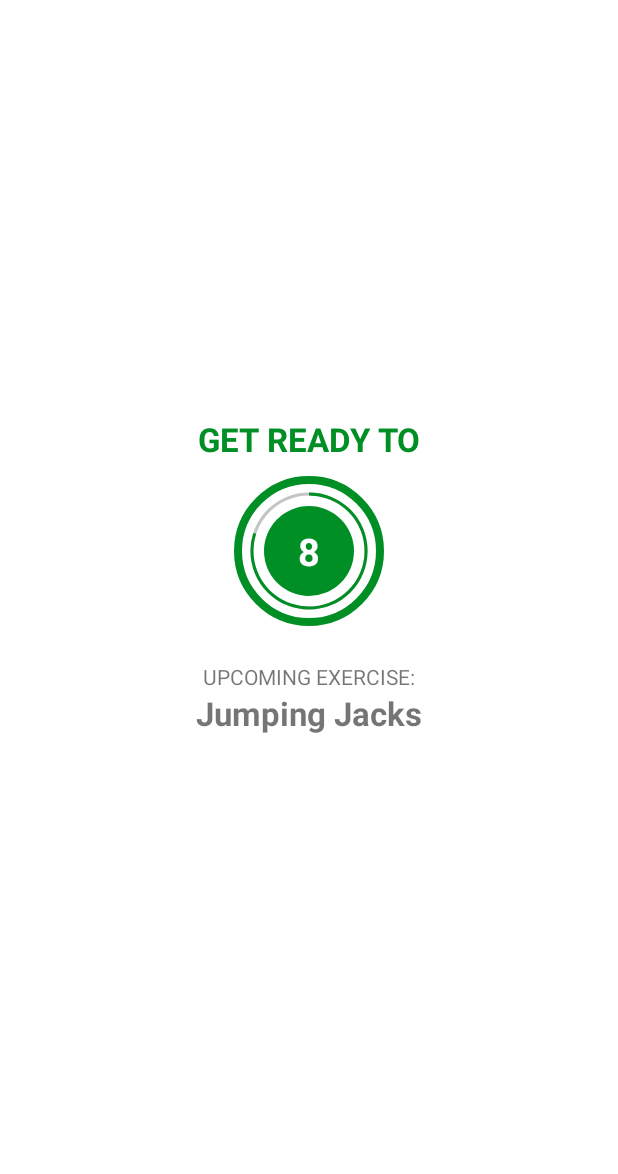
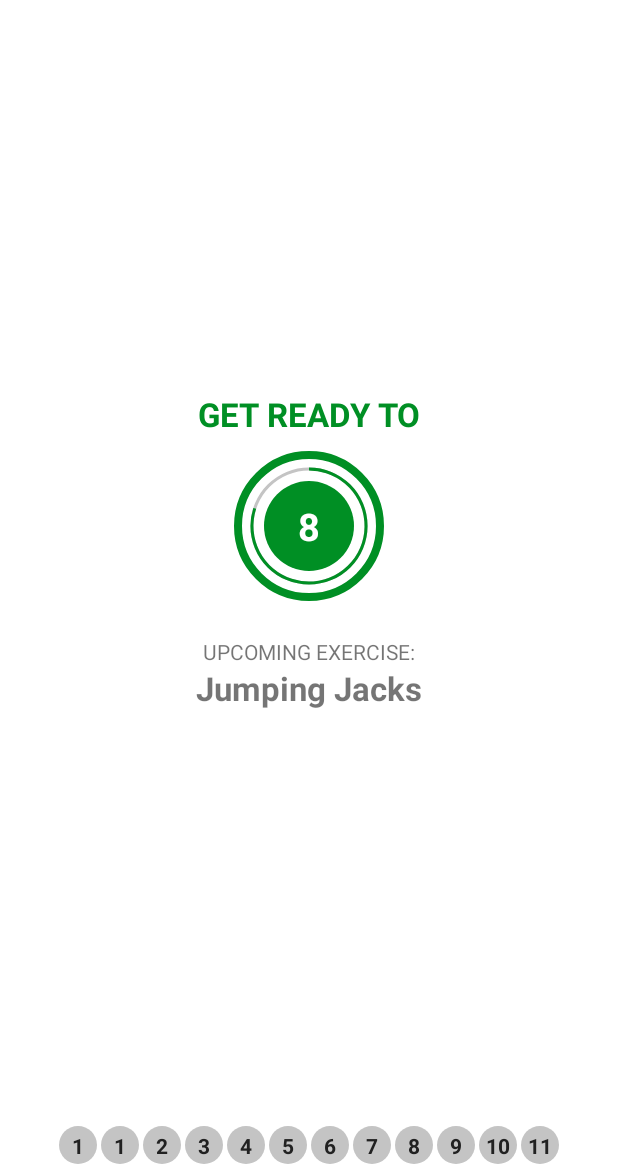
Before and after one commit to zangeronimo/7MinutesWorkout, an Android app: the ExerciseActivity screen opened directly, with no data from a screen before it, on a phone screen of 412 x 824 dp, the part 62-1236 px from its top. Run offline under Robolectric (Android 15) with nearby library versions, the phone set to English and light mode, and no system bars.

Commit message:
feat: create a custom recyclerviewadapter

```diff
--- a/app/src/main/java/br/com/tudolinux/a7minutesworkout/ExerciseActivity.kt
+++ b/app/src/main/java/br/com/tudolinux/a7minutesworkout/ExerciseActivity.kt
@@ -8,6 +8,7 @@
 import android.speech.tts.TextToSpeech
 import android.util.Log
 import android.view.View
+import androidx.recyclerview.widget.LinearLayoutManager
 import br.com.tudolinux.a7minutesworkout.databinding.ActivityExerciseBinding
 import java.util.Locale
 
@@ -26,6 +27,8 @@
 
     private var tts: TextToSpeech? = null
     private var player: MediaPlayer? = null
+
+    private var exerciseAdapter : ExerciseStatusAdapter? = null
 
     override fun onCreate(savedInstanceState: Bundle?) {
         super.onCreate(savedInstanceState)
@@ -49,6 +52,15 @@
         }
 
         setupRestView()
+        setupExerciseStatusRecyclerView()
+    }
+
+    private fun setupExerciseStatusRecyclerView(){
+        binding?.rvExerciseStatus?.layoutManager =
+            LinearLayoutManager(this, LinearLayoutManager.HORIZONTAL, false)
+
+        exerciseAdapter = ExerciseStatusAdapter(exerciseList!!)
+        binding?.rvExerciseStatus?.adapter = exerciseAdapter
     }
 
     private fun setRestProgressBar(){
@@ -65,6 +77,10 @@
 
             override fun onFinish() {
                 currentExercisePosition++
+
+                exerciseList!![currentExercisePosition].setIsSelected(true)
+                exerciseAdapter!!.notifyDataSetChanged()
+
                 setupExerciseView()
             }
         }.start()
@@ -83,6 +99,11 @@
             }
 
             override fun onFinish() {
+                exerciseList!![currentExercisePosition].setIsSelected(false)
+                exerciseList!![currentExercisePosition].setIsCompleted(true)
+
+                exerciseAdapter!!.notifyDataSetChanged()
+
                 if(currentExercisePosition < exerciseList?.size!! - 1) {
                     setupRestView()
                 } else {
--- /dev/null
+++ b/app/src/main/java/br/com/tudolinux/a7minutesworkout/ExerciseStatusAdapter.kt
@@ -0,0 +1,51 @@
+package br.com.tudolinux.a7minutesworkout
+
+import android.graphics.Color
+import android.view.LayoutInflater
+import android.view.ViewGroup
+import androidx.core.content.ContextCompat
+import androidx.recyclerview.widget.RecyclerView
+import br.com.tudolinux.a7minutesworkout.databinding.ItemExerciseStatusBinding
+
+class ExerciseStatusAdapter(val items: ArrayList<ExerciseModel>) :
+    RecyclerView.Adapter<ExerciseStatusAdapter.ViewHolder>() {
+
+        class ViewHolder(binding: ItemExerciseStatusBinding) : RecyclerView.ViewHolder(binding.root){
+            val tvItem = binding.tvItem
+        }
+
+    override fun onCreateViewHolder(parent: ViewGroup, viewType: Int): ViewHolder {
+        return ViewHolder(ItemExerciseStatusBinding.inflate(
+            LayoutInflater.from(parent.context), parent, false))
+    }
+
+    override fun onBindViewHolder(holder: ViewHolder, position: Int) {
+        val model: ExerciseModel = items[position]
+        holder.tvItem.text = model.getId().toString()
+
+        when{
+            model.getIsSelected() -> {
+                holder.tvItem.background = ContextCompat.getDrawable(
+                        holder.itemView.context,
+                        R.drawable.item_circular_thin_color_accent_border_background)
+                holder.tvItem.setTextColor(Color.parseColor("#212121"))
+            }
+            model.getIsCompleted() -> {
+                holder.tvItem.background = ContextCompat.getDrawable(
+                    holder.itemView.context,
+                    R.drawable.item_circular_color_accent_background)
+                holder.tvItem.setTextColor(Color.parseColor("#ffffff"))
+            }
+            else -> {
+                holder.tvItem.background = ContextCompat.getDrawable(
+                    holder.itemView.context,
+                    R.drawable.item_circular_color_gray_background)
+                holder.tvItem.setTextColor(Color.parseColor("#212121"))
+            }
+        }
+    }
+
+    override fun getItemCount(): Int {
+        return items.size
+    }
+}
--- /dev/null
+++ b/app/src/main/res/drawable/item_circular_color_gray_background.xml
@@ -0,0 +1,5 @@
+<?xml version="1.0" encoding="utf-8"?>
+<shape xmlns:android="http://schemas.android.com/apk/res/android"
+    android:shape="oval">
+    <solid android:color="@color/lightGrey" />
+</shape>
--- /dev/null
+++ b/app/src/main/res/drawable/item_circular_thin_color_accent_border_background.xml
@@ -0,0 +1,6 @@
+<?xml version="1.0" encoding="utf-8"?>
+<shape xmlns:android="http://schemas.android.com/apk/res/android"
+    android:shape="oval">
+    <stroke android:width="1dp" android:color="@color/colorAccent" />
+    <solid android:color="@color/white" />
+</shape>
--- a/app/src/main/res/layout/activity_exercise.xml
+++ b/app/src/main/res/layout/activity_exercise.xml
@@ -49,7 +49,7 @@
         android:layout_height="wrap_content"
         android:orientation="vertical"
         android:gravity="center"
-        app:layout_constraintBottom_toBottomOf="parent"
+        app:layout_constraintBottom_toTopOf="@+id/rvExerciseStatus"
         app:layout_constraintEnd_toEndOf="parent"
         app:layout_constraintStart_toStartOf="parent"
         app:layout_constraintTop_toBottomOf="@+id/toolbarExercise">
@@ -162,6 +162,14 @@
         </FrameLayout>
     </LinearLayout>
 
-
+    <androidx.recyclerview.widget.RecyclerView
+        android:id="@+id/rvExerciseStatus"
+        android:layout_width="wrap_content"
+        android:layout_height="wrap_content"
+        android:layout_margin="5dp"
+        app:layout_constraintEnd_toEndOf="parent"
+        app:layout_constraintStart_toStartOf="parent"
+        app:layout_constraintBottom_toBottomOf="parent"
+        tools:layout_editor_absoluteX="5dp" />
 
 </androidx.constraintlayout.widget.ConstraintLayout>
--- /dev/null
+++ b/app/src/main/res/layout/item_exercise_status.xml
@@ -0,0 +1,15 @@
+<?xml version="1.0" encoding="utf-8"?>
+<TextView xmlns:android="http://schemas.android.com/apk/res/android"
+    xmlns:tools="http://schemas.android.com/tools"
+    android:id="@+id/tvItem"
+    android:layout_width="25dp"
+    android:layout_height="25dp"
+    android:layout_margin="1dp"
+    android:background="@drawable/item_circular_color_gray_background"
+    android:gravity="center"
+    android:padding="3dp"
+    android:textColor="#212121"
+    android:textSize="14sp"
+    android:textStyle="bold"
+    android:text="1"
+    />
```
